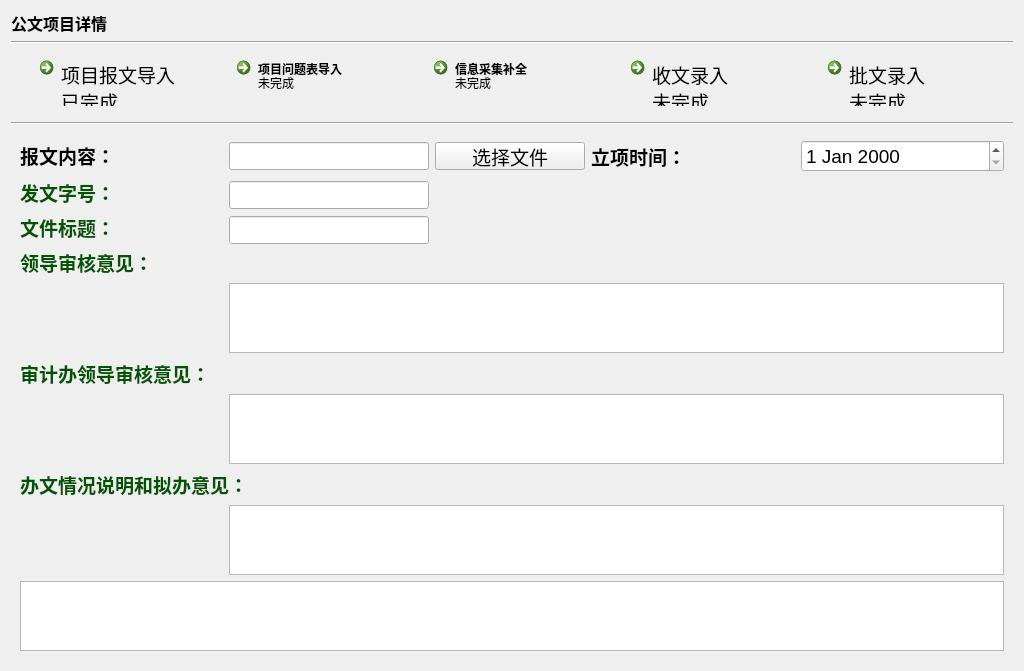
Above: ui_dir/gwdetail.ui from wind-sword/Audit before the change. Below: the same form after it.
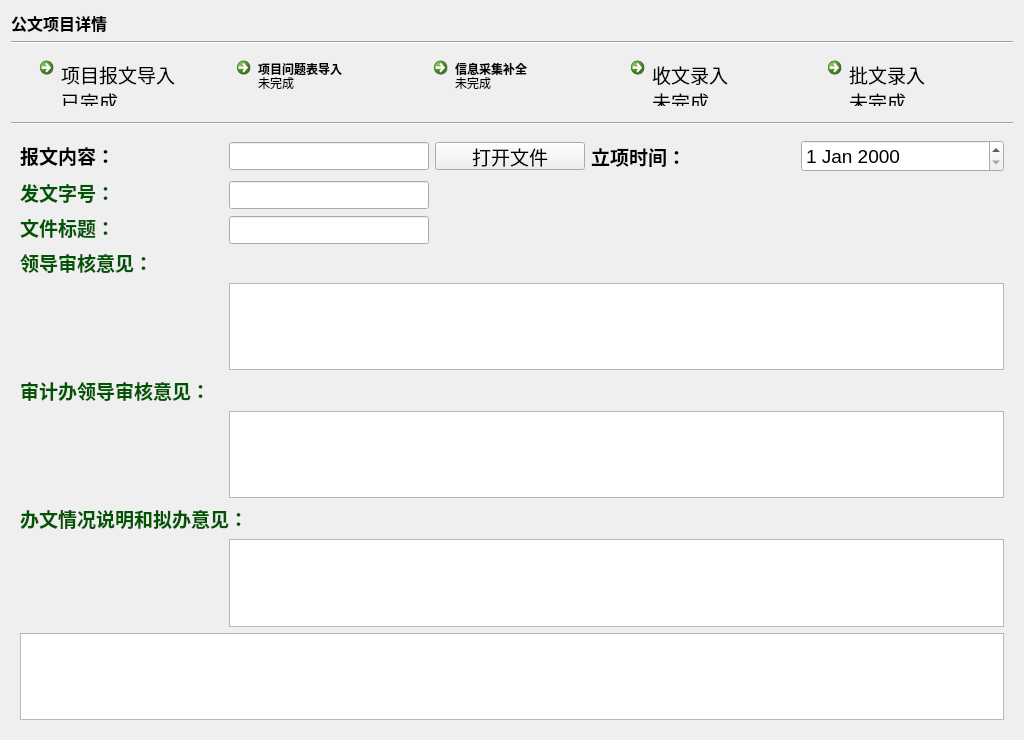
That is the form after the change. The open tabs and pages were chosen to show the change.

Commit message: word打开功能

Diff of the .ui file:
```diff
--- a/ui_dir/gwdetail.ui
+++ b/ui_dir/gwdetail.ui
@@ -7,7 +7,7 @@
     <x>0</x>
     <y>0</y>
     <width>1024</width>
-    <height>656</height>
+    <height>740</height>
    </rect>
   </property>
   <property name="windowTitle">
@@ -362,7 +362,7 @@
           </font>
          </property>
          <property name="text">
-          <string>选择文件</string>
+          <string>打开文件</string>
          </property>
         </widget>
        </item>
```
Left out of the diff: 2 changed lines with no effect on the pictures. The commit also changes 13 other files.
